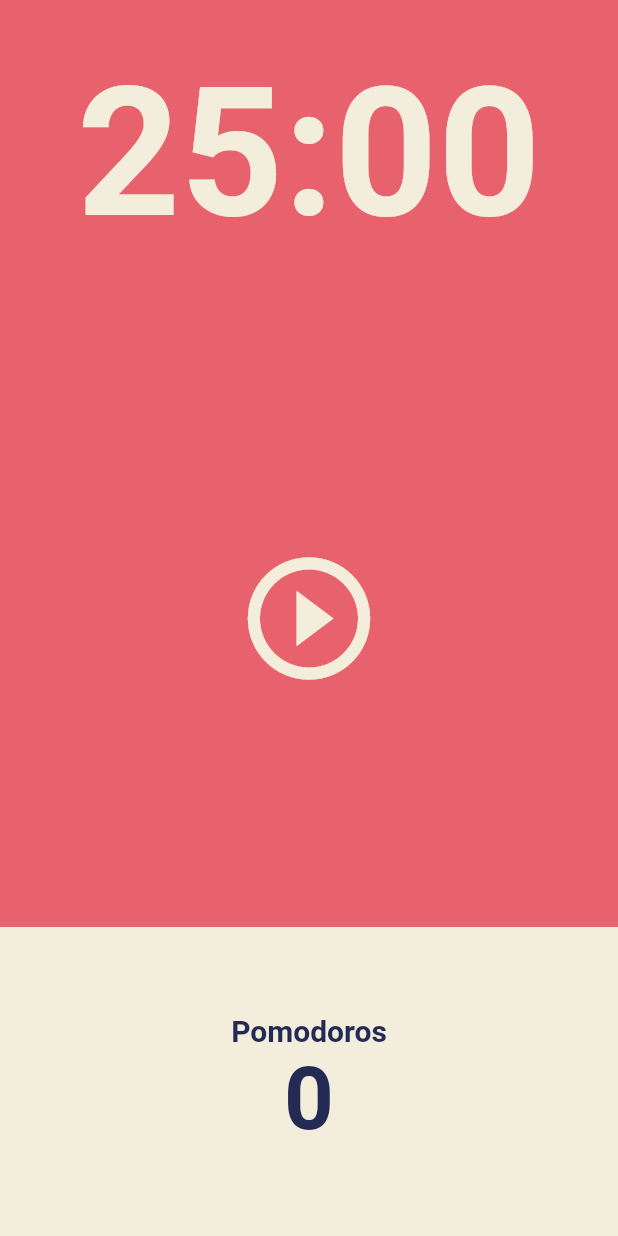
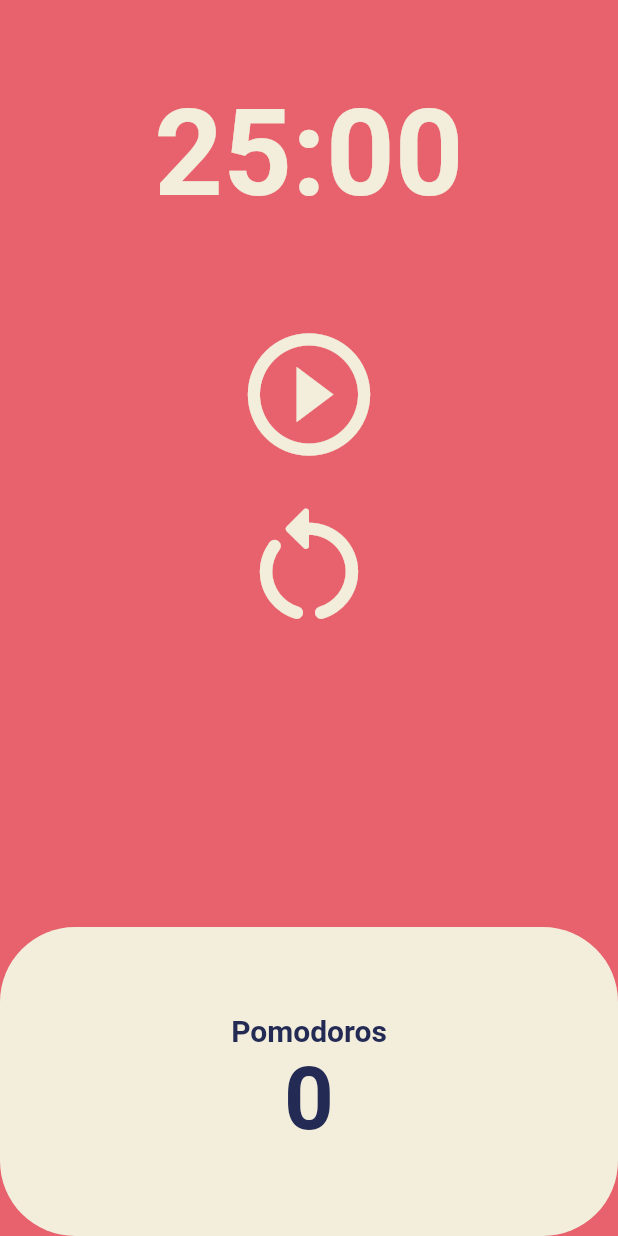
Before and after one commit to leehwarang/fluttering-flutter, a Flutter app: the screen it shows after launch, on a phone screen of 412 x 824 dp. Run offline on Flutter 3.47's test engine with Material 2 defaults, Android fonts, the phone set to English and light mode, and no system bars.

Commit message:
feat: 뽀모도로앱 기능 구현

```diff
--- a/lib/screens/home_screen.dart
+++ b/lib/screens/home_screen.dart
@@ -1,3 +1,5 @@
+import 'dart:async';
+
 import 'package:flutter/material.dart';
 
 class HomeScreen extends StatefulWidget {
@@ -8,6 +10,53 @@
 }
 
 class _HomeScreenState extends State<HomeScreen> {
+  static const twentyFiveMinutes = 1500;
+  int totalSeconds = twentyFiveMinutes;
+  bool isRunning = false;
+  int totalPomodoros = 0;
+  late Timer timer;
+
+  void onTick(Timer timer) {
+    if (totalSeconds == 0) {
+      setState(() {
+        totalPomodoros = totalPomodoros + 1;
+        isRunning = false;
+        totalSeconds = twentyFiveMinutes;
+      });
+    } else {
+      setState(() {
+        totalSeconds = totalSeconds - 1;
+      });
+    }
+  }
+
+  void onStartPressed() {
+    timer = Timer.periodic(const Duration(seconds: 1), onTick);
+
+    setState(() {
+      isRunning = true;
+    });
+  }
+
+  void onPausePress() {
+    timer.cancel();
+    setState(() {
+      isRunning = false;
+    });
+  }
+
+  void onRestartPress() {
+    setState(() {
+      totalSeconds = twentyFiveMinutes;
+      isRunning = false;
+    });
+  }
+
+  String format(int seconds) {
+    var duration = Duration(seconds: seconds);
+    return duration.toString().split(".").first.substring(2, 7);
+  }
+
   @override
   Widget build(BuildContext context) {
     return Scaffold(
@@ -19,10 +68,10 @@
             child: Container(
               alignment: Alignment.center,
               child: Text(
-                '25:00',
+                format(totalSeconds),
                 style: TextStyle(
                   color: Theme.of(context).cardColor,
-                  fontSize: 120,
+                  fontSize: 80,
                   fontWeight: FontWeight.w600,
                 ),
               ),
@@ -30,17 +79,33 @@
           ),
           Flexible(
             flex: 2,
-            child: Container(
+            child: Column(
+              children: [
+                Container(
                   child: Center(
                     child: IconButton(
                       iconSize: 98,
                       color: Theme.of(context).cardColor,
-                  onPressed: () {},
-                  icon: const Icon(
-                    Icons.play_circle_outline,
+                      onPressed: isRunning ? onPausePress : onStartPressed,
+                      icon: Icon(
+                        isRunning
+                            ? Icons.pause_circle_outline
+                            : Icons.play_circle_outline,
                       ),
                     ),
                   ),
+                ),
+                Container(
+                  child: Center(
+                    child: IconButton(
+                      iconSize: 98,
+                      color: Theme.of(context).cardColor,
+                      onPressed: onRestartPress,
+                      icon: const Icon(Icons.restart_alt_rounded),
+                    ),
+                  ),
+                ),
+              ],
             ),
           ),
           Flexible(
@@ -51,6 +116,7 @@
                   child: Container(
                     decoration: BoxDecoration(
                       color: Theme.of(context).cardColor,
+                      borderRadius: BorderRadius.circular(50),
                     ),
                     child: Column(
                       mainAxisAlignment: MainAxisAlignment.center,
@@ -60,25 +126,22 @@
                           style: TextStyle(
                             fontSize: 20,
                             fontWeight: FontWeight.w600,
-                              color: Theme.of(context)
-                                  .textTheme
-                                  .displayLarge
-                                  ?.color,
+                            color:
+                                Theme.of(context).textTheme.displayLarge?.color,
                           ),
                         ),
                         Text(
-                            '0',
+                          '$totalPomodoros',
                           style: TextStyle(
                             fontSize: 58,
                             fontWeight: FontWeight.w600,
-                              color: Theme.of(context)
-                                  .textTheme
-                                  .displayLarge
-                                  ?.color,
+                            color:
+                                Theme.of(context).textTheme.displayLarge?.color,
                           ),
                         ),
                       ],
-                      )),
+                    ),
+                  ),
                 ),
               ],
             ),
```
Lines whose indentation alone changed are shown as unchanged.
